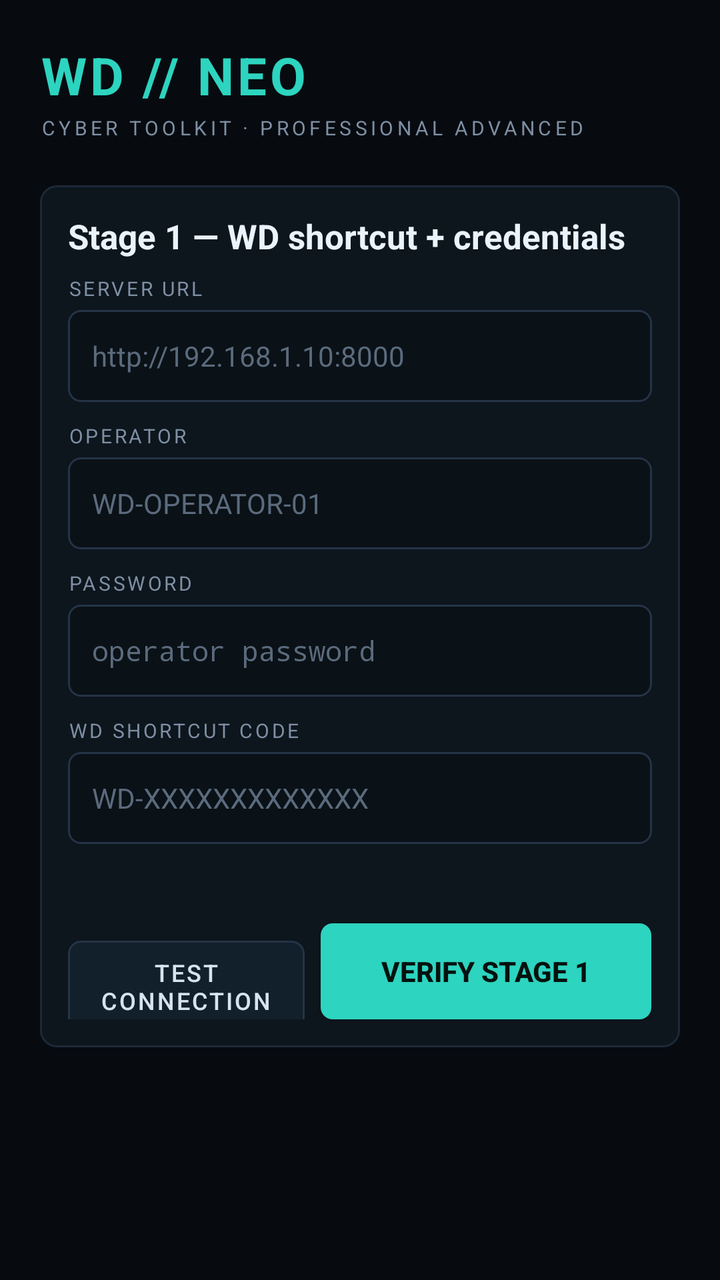
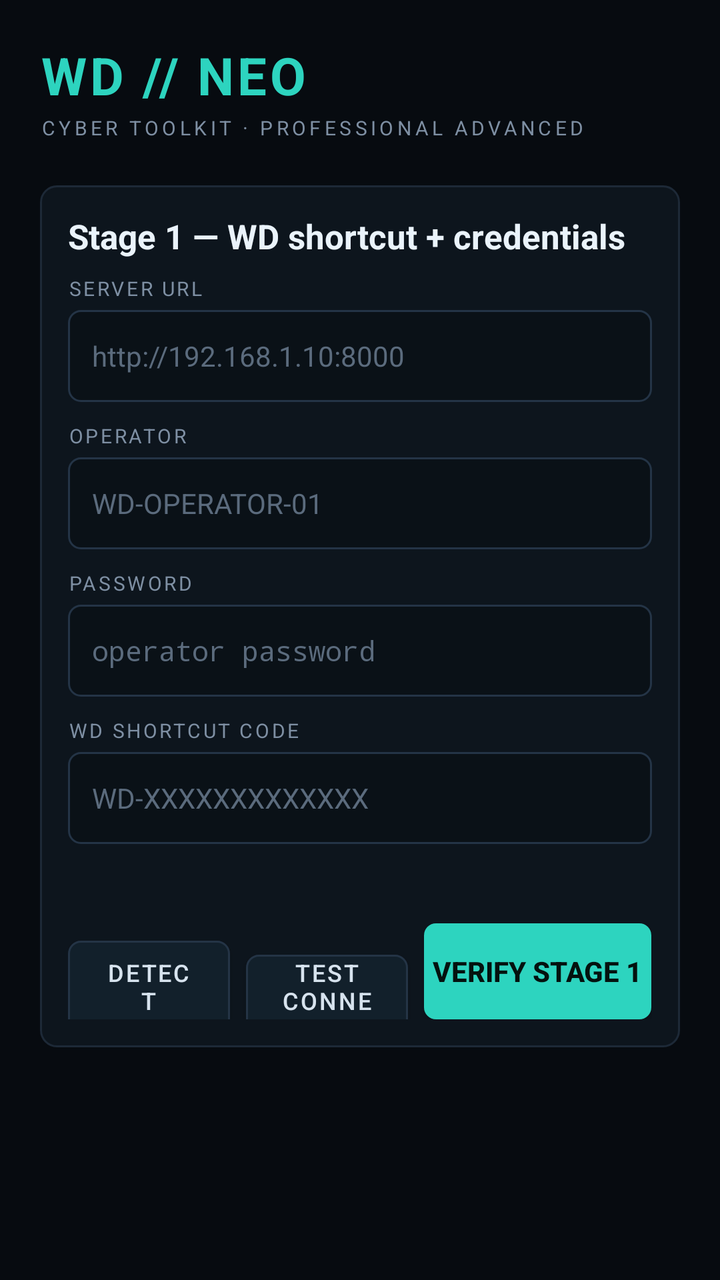

An Android layout rendered at two revisions. The XML below is the earlier revision; the diff shows what the commit changed to produce the second picture.
<!-- AndroidManifest.xml: application theme Theme_WdNeo -->
<!-- res/layout/activity_main.xml -->
<?xml version="1.0" encoding="utf-8"?>
<FrameLayout xmlns:android="http://schemas.android.com/apk/res/android"
    android:id="@+id/root"
    android:layout_width="match_parent"
    android:layout_height="match_parent"
    android:background="@color/bg">

    
    <ScrollView
        android:id="@+id/gate"
        android:layout_width="match_parent"
        android:layout_height="match_parent"
        android:fillViewport="true"
        android:padding="20dp">

        <LinearLayout
            android:layout_width="match_parent"
            android:layout_height="wrap_content"
            android:orientation="vertical">

            
            <TextView
                android:layout_width="wrap_content"
                android:layout_height="wrap_content"
                android:text="WD // NEO"
                android:textSize="26sp"
                android:textStyle="bold"
                android:textColor="@color/accent"
                android:letterSpacing="0.06" />
            <TextView
                android:layout_width="wrap_content"
                android:layout_height="wrap_content"
                android:text="CYBER TOOLKIT · PROFESSIONAL ADVANCED"
                android:textSize="10sp"
                android:textColor="@color/muted"
                android:letterSpacing="0.18"
                android:paddingTop="2dp"
                android:paddingBottom="22dp" />

            
            <LinearLayout
                android:id="@+id/stage1_box"
                style="@style/WdCard"
                android:layout_width="match_parent"
                android:layout_height="wrap_content"
                android:orientation="vertical">

                <TextView
                    android:layout_width="wrap_content"
                    android:layout_height="wrap_content"
                    android:text="@string/stage1_hint"
                    style="@style/WdH2" />

                <TextView style="@style/WdLabel" android:layout_width="wrap_content"
                    android:layout_height="wrap_content" android:text="@string/label_server" />
                <EditText
                    android:id="@+id/in_server"
                    style="@style/WdInput"
                    android:layout_width="match_parent"
                    android:layout_height="wrap_content"
                    android:hint="http://192.168.1.10:8000"
                    android:inputType="textUri" />

                <TextView style="@style/WdLabel" android:layout_width="wrap_content"
                    android:layout_height="wrap_content" android:text="@string/label_username"
                    android:paddingTop="10dp" />
                <EditText
                    android:id="@+id/in_user"
                    style="@style/WdInput"
                    android:layout_width="match_parent"
                    android:layout_height="wrap_content"
                    android:hint="WD-OPERATOR-01"
                    android:inputType="textNoSuggestions" />

                <TextView style="@style/WdLabel" android:layout_width="wrap_content"
                    android:layout_height="wrap_content" android:text="@string/label_password"
                    android:paddingTop="10dp" />
                <EditText
                    android:id="@+id/in_pass"
                    style="@style/WdInput"
                    android:layout_width="match_parent"
                    android:layout_height="wrap_content"
                    android:hint="operator password"
                    android:inputType="textPassword" />

                <TextView style="@style/WdLabel" android:layout_width="wrap_content"
                    android:layout_height="wrap_content" android:text="@string/label_shortcut"
                    android:paddingTop="10dp" />
                <EditText
                    android:id="@+id/in_shortcut"
                    style="@style/WdInput"
                    android:layout_width="match_parent"
                    android:layout_height="wrap_content"
                    android:hint="WD-XXXXXXXXXXXXX"
                    android:inputType="textCapCharacters" />

                <TextView
                    android:id="@+id/gate_msg1"
                    android:layout_width="match_parent"
                    android:layout_height="wrap_content"
                    android:textSize="11.5sp"
                    android:textColor="@color/warn"
                    android:paddingTop="10dp" />

                <LinearLayout
                    android:layout_width="match_parent"
                    android:layout_height="wrap_content"
                    android:orientation="horizontal"
                    android:paddingTop="14dp">
                    <Button
                        android:id="@+id/btn_connect"
                        style="@style/WdButton"
                        android:layout_width="0dp"
                        android:layout_weight="1"
                        android:layout_height="wrap_content"
                        android:text="@string/action_connect"
                        android:layout_marginEnd="8dp" />
                    <Button
                        android:id="@+id/btn_stage1"
                        style="@style/WdButtonPrimary"
                        android:layout_width="0dp"
                        android:layout_weight="1.4"
                        android:layout_height="wrap_content"
                        android:text="@string/action_verify_stage1" />
                </LinearLayout>
            </LinearLayout>

            
            <LinearLayout
                android:id="@+id/stage2_box"
                style="@style/WdCard"
                android:layout_width="match_parent"
                android:layout_height="wrap_content"
                android:orientation="vertical"
                android:visibility="gone">

                <TextView
                    android:layout_width="wrap_content"
                    android:layout_height="wrap_content"
                    android:text="@string/stage2_hint"
                    style="@style/WdH2" />

                <TextView style="@style/WdLabel" android:layout_width="wrap_content"
                    android:layout_height="wrap_content" android:text="@string/label_pin" />
                <EditText
                    android:id="@+id/in_pin"
                    style="@style/WdInput"
                    android:layout_width="match_parent"
                    android:layout_height="wrap_content"
                    android:hint="••••••••"
                    android:inputType="numberPassword"
                    android:maxLength="12" />

                <TextView
                    android:id="@+id/gate_msg2"
                    android:layout_width="match_parent"
                    android:layout_height="wrap_content"
                    android:textSize="11.5sp"
                    android:textColor="@color/warn"
                    android:paddingTop="10dp" />

                <LinearLayout
                    android:layout_width="match_parent"
                    android:layout_height="wrap_content"
                    android:orientation="horizontal"
                    android:paddingTop="14dp">
                    <Button
                        android:id="@+id/btn_back"
                        style="@style/WdButton"
                        android:layout_width="0dp"
                        android:layout_weight="1"
                        android:layout_height="wrap_content"
                        android:text="@string/action_back"
                        android:layout_marginEnd="8dp" />
                    <Button
                        android:id="@+id/btn_stage2"
                        style="@style/WdButtonPrimary"
                        android:layout_width="0dp"
                        android:layout_weight="1.6"
                        android:layout_height="wrap_content"
                        android:text="@string/action_verify_stage2" />
                </LinearLayout>
            </LinearLayout>

            <TextView
                android:id="@+id/gate_status"
                android:layout_width="match_parent"
                android:layout_height="wrap_content"
                android:textSize="11sp"
                android:textColor="@color/dim"
                android:paddingTop="16dp"
                android:fontFamily="monospace" />
        </LinearLayout>
    </ScrollView>

    
    <LinearLayout
        android:id="@+id/shell"
        android:layout_width="match_parent"
        android:layout_height="match_parent"
        android:orientation="vertical"
        android:visibility="gone">

        
        <LinearLayout
            android:layout_width="match_parent"
            android:layout_height="wrap_content"
            android:orientation="horizontal"
            android:gravity="center_vertical"
            android:background="@color/bg2"
            android:padding="12dp">

            <TextView
                android:layout_width="0dp"
                android:layout_weight="1"
                android:layout_height="wrap_content"
                android:text="WD // NEO"
                android:textSize="15sp"
                android:textStyle="bold"
                android:textColor="@color/accent"
                android:letterSpacing="0.05" />

            <TextView
                android:id="@+id/badge_stage"
                android:layout_width="wrap_content"
                android:layout_height="wrap_content"
                android:text="STAGE 2"
                android:textSize="9.5sp"
                android:textColor="@color/accent"
                android:background="@drawable/bg_chip_sev"
                android:paddingLeft="8dp" android:paddingRight="8dp"
                android:paddingTop="4dp" android:paddingBottom="4dp"
                android:layout_marginEnd="6dp" />

            <TextView
                android:id="@+id/badge_stop"
                android:layout_width="wrap_content"
                android:layout_height="wrap_content"
                android:text="STOP"
                android:textSize="9.5sp"
                android:textColor="#FCA5A5"
                android:background="@drawable/bg_button_danger"
                android:paddingLeft="8dp" android:paddingRight="8dp"
                android:paddingTop="4dp" android:paddingBottom="4dp"
                android:visibility="gone" />
        </LinearLayout>

        
        <HorizontalScrollView
            android:layout_width="match_parent"
            android:layout_height="wrap_content"
            android:scrollbars="none"
            android:background="@color/bg2"
            android:paddingLeft="8dp" android:paddingRight="8dp" android:paddingBottom="8dp">
            <LinearLayout
                android:id="@+id/tabs"
                android:layout_width="wrap_content"
                android:layout_height="wrap_content"
                android:orientation="horizontal" />
        </HorizontalScrollView>

        <FrameLayout
            android:layout_width="match_parent"
            android:layout_height="0dp"
            android:layout_weight="1">

            
            <ScrollView android:id="@+id/view_dashboard"
                android:layout_width="match_parent" android:layout_height="match_parent"
                android:padding="14dp">
                <LinearLayout android:layout_width="match_parent" android:layout_height="wrap_content"
                    android:orientation="vertical">
                    <TextView style="@style/WdH2" android:layout_width="wrap_content"
                        android:layout_height="wrap_content" android:text="Operations Dashboard" />
                    <LinearLayout android:id="@+id/kpi_row"
                        android:layout_width="match_parent" android:layout_height="wrap_content"
                        android:orientation="horizontal" android:paddingBottom="10dp" />
                    <TextView android:id="@+id/dash_state" style="@style/WdMono"
                        android:layout_width="match_parent" android:layout_height="wrap_content"
                        android:paddingBottom="12dp" />
                    <LinearLayout android:layout_width="match_parent" android:layout_height="wrap_content"
                        android:orientation="horizontal" android:paddingBottom="10dp">
                        <Button android:id="@+id/btn_refresh" style="@style/WdButton"
                            android:layout_width="0dp" android:layout_weight="1"
                            android:layout_height="wrap_content" android:text="@string/action_refresh"
                            android:layout_marginEnd="6dp" />
                        <Button android:id="@+id/btn_verify_audit" style="@style/WdButton"
                            android:layout_width="0dp" android:layout_weight="1.6"
                            android:layout_height="wrap_content" android:text="@string/action_audit_verify"
                            android:layout_marginEnd="6dp" />
                        <Button android:id="@+id/btn_logout" style="@style/WdButton"
                            android:layout_width="0dp" android:layout_weight="1"
                            android:layout_height="wrap_content" android:text="@string/action_logout" />
                    </LinearLayout>
                    <LinearLayout android:layout_width="match_parent" android:layout_height="wrap_content"
                        android:orientation="horizontal" android:paddingBottom="10dp">
                        <Button android:id="@+id/btn_stop" style="@style/WdButtonDanger"
                            android:layout_width="0dp" android:layout_weight="1"
                            android:layout_height="wrap_content" android:text="@string/action_stop"
                            android:layout_marginEnd="6dp" />
                        <Button android:id="@+id/btn_clear_stop" style="@style/WdButton"
                            android:layout_width="0dp" android:layout_weight="1"
                            android:layout_height="wrap_content" android:text="@string/action_clear_stop" />
                    </LinearLayout>
                    <TextView android:id="@+id/dash_body" style="@style/WdMono"
                        android:layout_width="match_parent" android:layout_height="wrap_content" />
                </LinearLayout>
            </ScrollView>

            
            <ScrollView android:id="@+id/view_scope"
                android:layout_width="match_parent" android:layout_height="match_parent"
                android:padding="14dp" android:visibility="gone">
                <LinearLayout android:layout_width="match_parent" android:layout_height="wrap_content"
                    android:orientation="vertical">
                    <TextView style="@style/WdH2" android:layout_width="wrap_content"
                        android:layout_height="wrap_content" android:text="Scope Registry" />
                    <TextView style="@style/WdBody" android:layout_width="match_parent"
                        android:layout_height="wrap_content" android:text="@string/hint_authorization"
                        android:textColor="@color/muted" android:paddingBottom="10dp" />
                    <EditText android:id="@+id/in_scope" style="@style/WdInput"
                        android:layout_width="match_parent" android:layout_height="wrap_content"
                        android:hint="example.com or 10.0.0.0/24" />
                    <Button android:id="@+id/btn_add_scope" style="@style/WdButtonPrimary"
                        android:layout_width="match_parent" android:layout_height="wrap_content"
                        android:text="@string/action_add_scope" android:layout_marginTop="10dp" />
                    <TextView android:id="@+id/scope_body" style="@style/WdMono"
                        android:layout_width="match_parent" android:layout_height="wrap_content"
                        android:paddingTop="12dp" />
                </LinearLayout>
            </ScrollView>

            
            <ScrollView android:id="@+id/view_assess"
                android:layout_width="match_parent" android:layout_height="match_parent"
                android:padding="14dp" android:visibility="gone">
                <LinearLayout android:layout_width="match_parent" android:layout_height="wrap_content"
                    android:orientation="vertical">
                    <TextView style="@style/WdH2" android:layout_width="wrap_content"
                        android:layout_height="wrap_content" android:text="New Assessment" />

                    <TextView style="@style/WdLabel" android:layout_width="wrap_content"
                        android:layout_height="wrap_content" android:text="TEMPLATE" />
                    <Spinner android:id="@+id/sp_template"
                        android:layout_width="match_parent" android:layout_height="wrap_content"
                        android:background="@drawable/bg_input"
                        android:minHeight="46dp" />

                    <TextView style="@style/WdLabel" android:layout_width="wrap_content"
                        android:layout_height="wrap_content" android:text="TARGETS (comma separated)"
                        android:paddingTop="10dp" />
                    <EditText android:id="@+id/in_targets" style="@style/WdInput"
                        android:layout_width="match_parent" android:layout_height="wrap_content"
                        android:hint="example.com" android:inputType="textNoSuggestions" />

                    <LinearLayout android:layout_width="match_parent" android:layout_height="wrap_content"
                        android:orientation="horizontal" android:paddingTop="10dp">
                        <LinearLayout android:layout_width="0dp" android:layout_weight="1"
                            android:layout_height="wrap_content" android:orientation="vertical"
                            android:layout_marginEnd="8dp">
                            <TextView style="@style/WdLabel" android:layout_width="wrap_content"
                                android:layout_height="wrap_content" android:text="MODE" />
                            <Spinner android:id="@+id/sp_mode"
                                android:layout_width="match_parent" android:layout_height="wrap_content"
                                android:background="@drawable/bg_input" android:minHeight="46dp" />
                        </LinearLayout>
                        <LinearLayout android:layout_width="0dp" android:layout_weight="1"
                            android:layout_height="wrap_content" android:orientation="vertical">
                            <TextView style="@style/WdLabel" android:layout_width="wrap_content"
                                android:layout_height="wrap_content" android:text="INTENSITY" />
                            <Spinner android:id="@+id/sp_intensity"
                                android:layout_width="match_parent" android:layout_height="wrap_content"
                                android:background="@drawable/bg_input" android:minHeight="46dp" />
                        </LinearLayout>
                    </LinearLayout>

                    <Button android:id="@+id/btn_validate" style="@style/WdButton"
                        android:layout_width="match_parent" android:layout_height="wrap_content"
                        android:text="@string/action_validate" android:layout_marginTop="12dp" />
                    <Button android:id="@+id/btn_run" style="@style/WdButtonPrimary"
                        android:layout_width="match_parent" android:layout_height="wrap_content"
                        android:text="@string/action_authorize_run" android:layout_marginTop="8dp" />

                    <TextView android:id="@+id/assess_body" style="@style/WdMono"
                        android:layout_width="match_parent" android:layout_height="wrap_content"
                        android:paddingTop="12dp" />
                </LinearLayout>
            </ScrollView>

            
            <ScrollView android:id="@+id/view_findings"
                android:layout_width="match_parent" android:layout_height="match_parent"
                android:padding="14dp" android:visibility="gone">
                <LinearLayout android:layout_width="match_parent" android:layout_height="wrap_content"
                    android:orientation="vertical">
                    <TextView style="@style/WdH2" android:layout_width="wrap_content"
                        android:layout_height="wrap_content" android:text="Findings" />
                    <Button android:id="@+id/btn_load_findings" style="@style/WdButton"
                        android:layout_width="match_parent" android:layout_height="wrap_content"
                        android:text="@string/action_load" />
                    <TextView android:id="@+id/findings_body" style="@style/WdMono"
                        android:layout_width="match_parent" android:layout_height="wrap_content"
                        android:paddingTop="12dp" />
                </LinearLayout>
            </ScrollView>

            
            <ScrollView android:id="@+id/view_reports"
                android:layout_width="match_parent" android:layout_height="match_parent"
                android:padding="14dp" android:visibility="gone">
                <LinearLayout android:layout_width="match_parent" android:layout_height="wrap_content"
                    android:orientation="vertical">
                    <TextView style="@style/WdH2" android:layout_width="wrap_content"
                        android:layout_height="wrap_content" android:text="Reports" />
                    <TextView style="@style/WdLabel" android:layout_width="wrap_content"
                        android:layout_height="wrap_content" android:text="LANGUAGE" />
                    <Spinner android:id="@+id/sp_lang"
                        android:layout_width="match_parent" android:layout_height="wrap_content"
                        android:background="@drawable/bg_input" android:minHeight="46dp" />
                    <Button android:id="@+id/btn_open_pdf" style="@style/WdButtonPrimary"
                        android:layout_width="match_parent" android:layout_height="wrap_content"
                        android:text="@string/action_open_pdf" android:layout_marginTop="10dp" />
                    <Button android:id="@+id/btn_share_pdf" style="@style/WdButton"
                        android:layout_width="match_parent" android:layout_height="wrap_content"
                        android:text="@string/action_share_pdf" android:layout_marginTop="8dp" />
                    <TextView android:id="@+id/reports_body" style="@style/WdMono"
                        android:layout_width="match_parent" android:layout_height="wrap_content"
                        android:paddingTop="12dp" />
                </LinearLayout>
            </ScrollView>

            
            <ScrollView android:id="@+id/view_artax"
                android:layout_width="match_parent" android:layout_height="match_parent"
                android:padding="14dp" android:visibility="gone">
                <LinearLayout android:layout_width="match_parent" android:layout_height="wrap_content"
                    android:orientation="vertical">
                    <TextView style="@style/WdH2" android:layout_width="wrap_content"
                        android:layout_height="wrap_content" android:text="Artax AI" />
                    <TextView android:id="@+id/artax_mode" style="@style/WdLabel"
                        android:layout_width="wrap_content" android:layout_height="wrap_content"
                        android:text="" />
                    <EditText android:id="@+id/in_artax" style="@style/WdInput"
                        android:layout_width="match_parent" android:layout_height="wrap_content"
                        android:hint="ask about the selected assessment"
                        android:inputType="textMultiLine" android:minLines="2" />
                    <Button android:id="@+id/btn_ask" style="@style/WdButtonPrimary"
                        android:layout_width="match_parent" android:layout_height="wrap_content"
                        android:text="@string/action_ask" android:layout_marginTop="10dp" />
                    <TextView android:id="@+id/artax_body" style="@style/WdBody"
                        android:layout_width="match_parent" android:layout_height="wrap_content"
                        android:paddingTop="12dp" android:textColor="#B7C7D6" />
                </LinearLayout>
            </ScrollView>
        </FrameLayout>
    </LinearLayout>
</FrameLayout>
<!-- resources referenced by this layout -->
<resources>
  <color name="accent">#2DD4BF</color>
  <color name="bg">#070B10</color>
  <color name="bg2">#0B1118</color>
  <color name="dim">#5B6B7D</color>
  <color name="muted">#7E8FA3</color>
  <color name="warn">#F59E0B</color>
  <!-- drawable bg_chip_sev (drawable) -->
  <?xml version="1.0" encoding="utf-8"?>
  <shape xmlns:android="http://schemas.android.com/apk/res/android" android:shape="rectangle">
      <solid android:color="#1E293B" />
      <corners android:radius="4dp" />
  </shape>
  <string name="action_add_scope">ADD TARGET</string>
  <string name="action_ask">ASK ARTAX</string>
  <string name="action_audit_verify">VERIFY AUDIT CHAIN</string>
  <string name="action_authorize_run">AUTHORIZE &amp; EXECUTE</string>
  <string name="action_back">BACK</string>
  <string name="action_clear_stop">CLEAR STOP</string>
  <string name="action_connect">TEST CONNECTION</string>
  <string name="action_load">LOAD</string>
  <string name="action_logout">LOGOUT</string>
  <string name="action_open_pdf">OPEN PDF</string>
  <string name="action_refresh">REFRESH</string>
  <string name="action_share_pdf">SHARE</string>
  <string name="action_stop">EMERGENCY STOP</string>
  <string name="action_validate">VALIDATE SCOPE</string>
  <string name="action_verify_stage1">VERIFY STAGE 1</string>
  <string name="action_verify_stage2">AUTHORIZE SESSION</string>
  <string name="hint_authorization">Only registered targets may be tested. The platform re-checks scope before every run.</string>
  <string name="label_password">PASSWORD</string>
  <string name="label_pin">STAGE-2 PIN</string>
  <string name="label_server">SERVER URL</string>
  <string name="label_shortcut">WD SHORTCUT CODE</string>
  <string name="label_username">OPERATOR</string>
  <string name="stage1_hint">Stage 1 — WD shortcut + credentials</string>
  <string name="stage2_hint">Stage 2 — separate PIN</string>
  <style name="WdBody">
          <item name="android:textSize">13sp</item>
          <item name="android:textColor">@color/text</item>
          <item name="android:lineSpacingMultiplier">1.25</item>
      </style>
  <style name="WdButtonDanger">
          <item name="android:background">@drawable/bg_button_danger</item>
          <item name="android:textColor">#FCA5A5</item>
      </style>
  <style name="WdButtonPrimary">
          <item name="android:background">@drawable/bg_button_primary</item>
          <item name="android:textColor">#04120F</item>
          <item name="android:textStyle">bold</item>
      </style>
  <style name="WdCard">
          <item name="android:background">@drawable/bg_card</item>
          <item name="android:padding">14dp</item>
          <item name="android:layout_marginBottom">10dp</item>
      </style>
  <style name="WdH2">
          <item name="android:textSize">17sp</item>
          <item name="android:textColor">#EAF3FB</item>
          <item name="android:textStyle">bold</item>
          <item name="android:paddingBottom">8dp</item>
      </style>
  <style name="WdLabel">
          <item name="android:textSize">10sp</item>
          <item name="android:textColor">@color/muted</item>
          <item name="android:letterSpacing">0.12</item>
          <item name="android:paddingBottom">4dp</item>
      </style>
  <style name="WdMono">
          <item name="android:textSize">11.5sp</item>
          <item name="android:fontFamily">monospace</item>
          <item name="android:textColor">#9FB3C8</item>
      </style>
  <color name="text">#D7E3EE</color>
  <!-- drawable bg_card (drawable) -->
  <?xml version="1.0" encoding="utf-8"?>
  <shape xmlns:android="http://schemas.android.com/apk/res/android" android:shape="rectangle">
      <solid android:color="#0D151D" />
      <stroke android:width="1dp" android:color="#1D2937" />
      <corners android:radius="8dp" />
  </shape>
  <!-- unchanged entries left out for length: 7 -->
</resources>

<!-- the commit's change to res/layout/activity_main.xml (unified diff, before → after) -->
@@ -107,6 +107,15 @@
                     android:layout_height="wrap_content"
                     android:orientation="horizontal"
                     android:paddingTop="14dp">
+                    <Button
+                        android:id="@+id/btn_detect"
+                        style="@style/WdButton"
+                        android:layout_width="0dp"
+                        android:layout_weight="1"
+                        android:layout_height="wrap_content"
+                        android:text="@string/btn_detect"
+                        android:contentDescription="@string/hint_detect"
+                        android:layout_marginEnd="8dp" />
                     <Button
                         android:id="@+id/btn_connect"
                         style="@style/WdButton"
<!-- resource entries referenced after the edit -->
@@ -28,7 +28,9 @@
   <string name="action_validate">VALIDATE SCOPE</string>
   <string name="action_verify_stage1">VERIFY STAGE 1</string>
   <string name="action_verify_stage2">AUTHORIZE SESSION</string>
+  <string name="btn_detect">DETECT</string>
   <string name="hint_authorization">Only registered targets may be tested. The platform re-checks scope before every run.</string>
+  <string name="hint_detect">Detect the console running on this phone</string>
   <string name="label_password">PASSWORD</string>
   <string name="label_pin">STAGE-2 PIN</string>
   <string name="label_server">SERVER URL</string>
